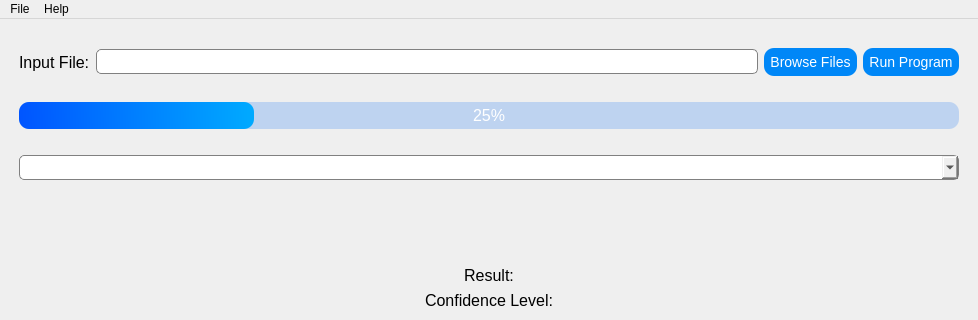
This is UI Code/AutismClassifier.ui in RX-Larry/FIT3161_MA_6 as Qt 5 draws it before an edit; both pictures show x 0 to 978 and y 0 to 320 of the 978 by 679 pixel window. The edited form follows.
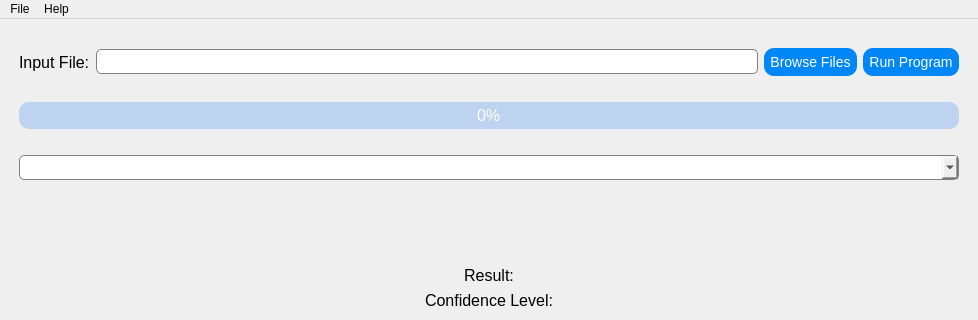
This is the edited form.

Commit message:
added logic for reading file path and sample progress bar animation
pressing on browse file button would open up file explorer to choose the file path they want to use for the file as input.

Pressing on run program cause an animation for progress bar to load from 0% to 100%

The edit to the form file:
```diff
--- a/UI Code/AutismClassifier.ui
+++ b/UI Code/AutismClassifier.ui
@@ -209,7 +209,7 @@
 }</string>
         </property>
         <property name="value">
-         <number>25</number>
+         <number>0</number>
         </property>
        </widget>
       </item>
```
Left out of the diff: 3 changed lines with no effect on the pictures. The commit also changes 1 other file.
